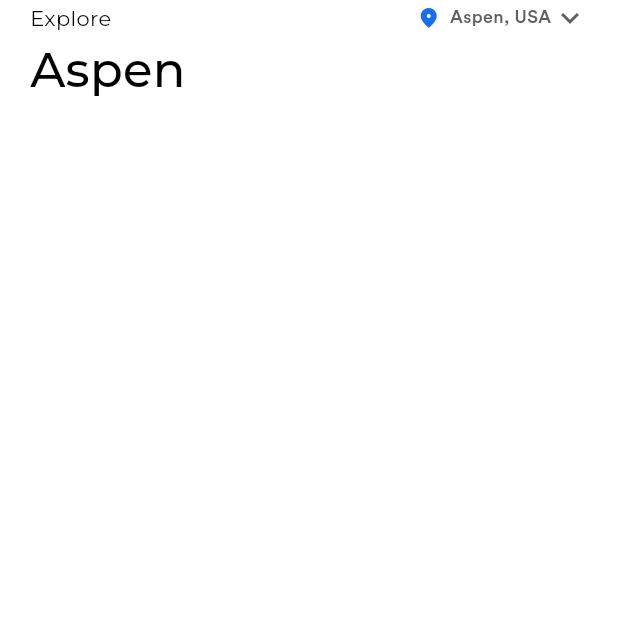
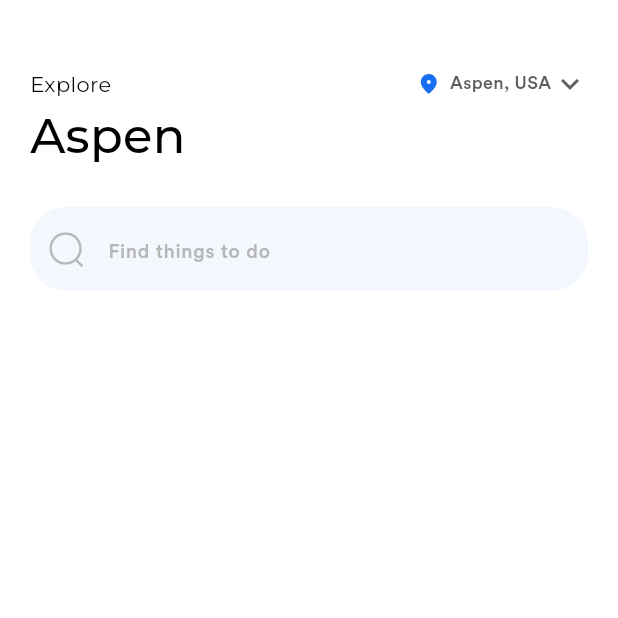
Before and after one commit to Nidhal-Khazene/Aspen_Travel_Mobile_App, a Flutter app: the HomeView screen opened by its route, on a phone screen of 412 x 824 dp, the top half of it. Run offline on Flutter 3.47's test engine with Material 3 defaults, Android fonts, the phone set to English and light mode, and no system bars; our stand-ins replace flutter_svg; project files that could hold a hidden picture were left out.

Commit message:
add custom search bar

```diff
--- a/lib/core/utils/assets.dart
+++ b/lib/core/utils/assets.dart
@@ -1,12 +1,48 @@
 // ignore_for_file: prefer_single_quotes
 class Assets {
   Assets._();
+
+  /// Assets for assetsFontsCircularStdMedium500
+  /// assets/fonts/circular-std-medium-500.ttf
+  static const String assetsFontsCircularStdMedium500 = "assets/fonts/circular-std-medium-500.ttf";
+
+  /// Assets for assetsFontsMontserratBold
+  /// assets/fonts/Montserrat-Bold.ttf
+  static const String assetsFontsMontserratBold = "assets/fonts/Montserrat-Bold.ttf";
+
+  /// Assets for assetsFontsMontserratExtraBold
+  /// assets/fonts/Montserrat-ExtraBold.ttf
+  static const String assetsFontsMontserratExtraBold = "assets/fonts/Montserrat-ExtraBold.ttf";
+
+  /// Assets for assetsFontsMontserratLight
+  /// assets/fonts/Montserrat-Light.ttf
+  static const String assetsFontsMontserratLight = "assets/fonts/Montserrat-Light.ttf";
+
+  /// Assets for assetsFontsMontserratMedium
+  /// assets/fonts/Montserrat-Medium.ttf
+  static const String assetsFontsMontserratMedium = "assets/fonts/Montserrat-Medium.ttf";
+
+  /// Assets for assetsFontsMontserratRegular
+  /// assets/fonts/Montserrat-Regular.ttf
+  static const String assetsFontsMontserratRegular = "assets/fonts/Montserrat-Regular.ttf";
+
+  /// Assets for assetsFontsMontserratSemiBold
+  /// assets/fonts/Montserrat-SemiBold.ttf
+  static const String assetsFontsMontserratSemiBold = "assets/fonts/Montserrat-SemiBold.ttf";
 
   /// Assets for assetsImagesAspenLogo
   /// assets/images/aspen_logo.svg
   static const String assetsImagesAspenLogo = "assets/images/aspen_logo.svg";
 
+  /// Assets for assetsImagesSearch
+  /// assets/images/Search.svg
+  static const String assetsImagesSearch = "assets/images/Search.svg";
+
   /// Assets for assetsImagesSplashBackground
   /// assets/images/splash_background.png
   static const String assetsImagesSplashBackground = "assets/images/splash_background.png";
+
+  /// Assets for assetsImagesTravelLogoIconLauncher
+  /// assets/images/travel_logo_icon_launcher.png
+  static const String assetsImagesTravelLogoIconLauncher = "assets/images/travel_logo_icon_launcher.png";
 }
--- a/lib/core/utils/text_styles.dart
+++ b/lib/core/utils/text_styles.dart
@@ -21,6 +21,10 @@ abstract class TextStyles {
     fontSize: 12,
     fontWeight: FontWeight.w400,
   );
+  static const TextStyle medium13 = TextStyle(
+    fontSize: 13,
+    fontWeight: FontWeight.w500,
+  );
   static const TextStyle medium32 = TextStyle(
     fontSize: 32,
     fontWeight: FontWeight.w500,
--- a/lib/features/home/presentation/views/widgets/custom_app_bar.dart
+++ b/lib/features/home/presentation/views/widgets/custom_app_bar.dart
@@ -7,8 +7,7 @@ class CustomAppBar extends StatelessWidget {
 
   @override
   Widget build(BuildContext context) {
-    return SafeArea(
-      child: Column(
+    return Column(
       crossAxisAlignment: CrossAxisAlignment.start,
       children: [
         Row(
@@ -34,20 +33,13 @@ class CustomAppBar extends StatelessWidget {
                   ),
                 ),
                 const SizedBox(width: 0.5),
-                  const Icon(
-                    Icons.keyboard_arrow_down,
-                    color: Color(0xFF5F5F5F),
-                  ),
+                const Icon(Icons.keyboard_arrow_down, color: Color(0xFF5F5F5F)),
               ],
             ),
           ],
         ),
-          Text(
-            "Aspen",
-            style: TextStyles.medium32.copyWith(color: Colors.black),
-          ),
+        Text("Aspen", style: TextStyles.medium32.copyWith(color: Colors.black)),
       ],
-      ),
     );
   }
 }
--- /dev/null
+++ b/lib/features/home/presentation/views/widgets/custom_search_bar.dart
@@ -0,0 +1,35 @@
+import 'package:aspen_travel_app/core/utils/assets.dart';
+import 'package:aspen_travel_app/core/utils/text_styles.dart';
+import 'package:flutter/material.dart';
+import 'package:flutter_svg/svg.dart';
+
+class CustomSearchBar extends StatelessWidget {
+  const CustomSearchBar({super.key});
+
+  @override
+  Widget build(BuildContext context) {
+    return TextField(
+      decoration: InputDecoration(
+        prefixIcon: Padding(
+          padding: const EdgeInsets.all(12),
+          child: SvgPicture.asset(
+            Assets.assetsImagesSearch,
+            width: 16.89,
+            height: 17.27,
+          ),
+        ),
+        hintText: 'Find things to do',
+        hintStyle: TextStyles.medium13.copyWith(
+          color: const Color(0xFFB7B7B7),
+          fontFamily: 'CircularXX',
+        ),
+        fillColor: const Color(0xFFF3F8FE),
+        filled: true,
+        enabledBorder: OutlineInputBorder(
+          borderSide: const BorderSide(width: 1, color: Colors.transparent),
+          borderRadius: BorderRadius.circular(24),
+        ),
+      ),
+    );
+  }
+}
--- a/lib/features/home/presentation/views/widgets/home_view_body.dart
+++ b/lib/features/home/presentation/views/widgets/home_view_body.dart
@@ -1,4 +1,5 @@
 import 'package:aspen_travel_app/features/home/presentation/views/widgets/custom_app_bar.dart';
+import 'package:aspen_travel_app/features/home/presentation/views/widgets/custom_search_bar.dart';
 import 'package:flutter/material.dart';
 
 class HomeViewBody extends StatelessWidget {
@@ -6,6 +7,13 @@ class HomeViewBody extends StatelessWidget {
 
   @override
   Widget build(BuildContext context) {
-    return const Column(children: [CustomAppBar()]);
+    return const Column(
+      children: [
+        SizedBox(height: 44),
+        CustomAppBar(),
+        SizedBox(height: 24),
+        CustomSearchBar(),
+      ],
+    );
   }
 }
--- a/pubspec.yaml
+++ b/pubspec.yaml
@@ -61,9 +61,11 @@ flutter:
 
   # To add assets to your application, add an assets section, like this:
   assets:
+     - assets/
      - assets/images/splash_background.png
      - assets/images/aspen_logo.svg
-     - assets/
+     - assets/images/Search.svg
+
 
   # An image asset can refer to one or more resolution-specific "variants", see
   # https://flutter.dev/to/resolution-aware-images
```
Also changed, not shown: assets/images/Search.svg (added). Lines whose indentation alone changed are shown as unchanged.
